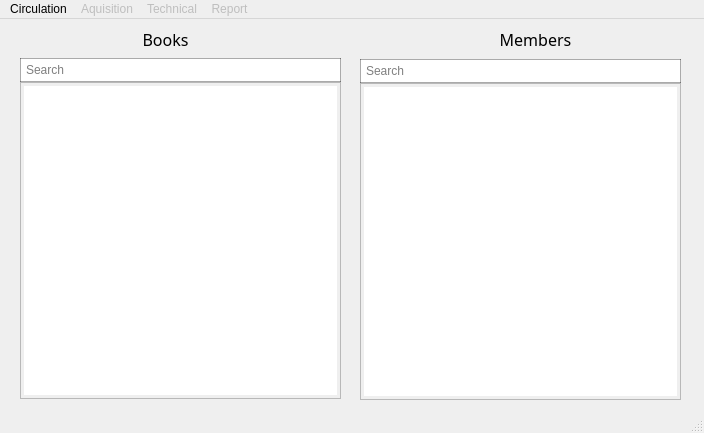
This is res/main.ui in ghss-vazhakkad/Library-Management-System as Qt 5 draws it before an edit. The edited form follows.
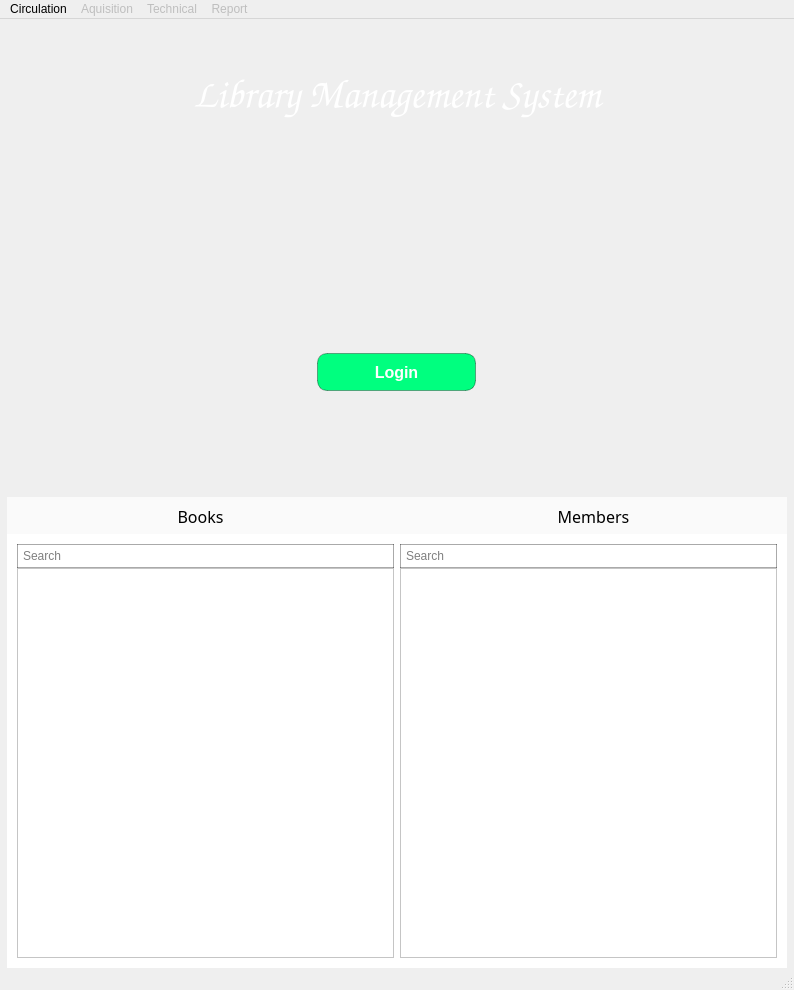
This is the edited form. Icons and pictures are not drawn.

What changed in the file:
```diff
--- a/res/main.ui
+++ b/res/main.ui
@@ -6,10 +6,16 @@
    <rect>
     <x>0</x>
     <y>0</y>
-    <width>704</width>
-    <height>433</height>
+    <width>794</width>
+    <height>990</height>
    </rect>
   </property>
+  <property name="sizePolicy">
+   <sizepolicy hsizetype="Preferred" vsizetype="Preferred">
+    <horstretch>0</horstretch>
+    <verstretch>0</verstretch>
+   </sizepolicy>
+  </property>
   <property name="windowTitle">
    <string>Library Management System</string>
   </property>
@@ -18,19 +24,208 @@
     <normaloff>:/icon/icon.png</normaloff>:/icon/icon.png</iconset>
   </property>
   <property name="styleSheet">
-   <string notr="true">text-align:center;
-</string>
+   <string notr="true"/>
+  </property>
+  <property name="windowFilePath">
+   <string/>
+  </property>
+  <property name="tabShape">
+   <enum>QTabWidget::Rounded</enum>
   </property>
   <widget class="QWidget" name="centralwidget">
+   <property name="sizePolicy">
+    <sizepolicy hsizetype="Preferred" vsizetype="Preferred">
+     <horstretch>0</horstretch>
+     <verstretch>0</verstretch>
+    </sizepolicy>
+   </property>
+   <property name="layoutDirection">
+    <enum>Qt::LeftToRight</enum>
+   </property>
+   <property name="styleSheet">
+    <string notr="true"/>
+   </property>
+   <layout class="QVBoxLayout" name="verticalLayout_4">
+    <property name="spacing">
+     <number>6</number>
+    </property>
+    <property name="sizeConstraint">
+     <enum>QLayout::SetDefaultConstraint</enum>
+    </property>
+    <property name="leftMargin">
+     <number>0</number>
+    </property>
+    <property name="topMargin">
+     <number>0</number>
+    </property>
+    <property name="rightMargin">
+     <number>0</number>
+    </property>
+    <property name="bottomMargin">
+     <number>0</number>
+    </property>
+    <item alignment="Qt::AlignHCenter|Qt::AlignVCenter">
+     <widget class="QWidget" name="lig" native="true">
+      <property name="sizePolicy">
+       <sizepolicy hsizetype="Preferred" vsizetype="Preferred">
+        <horstretch>0</horstretch>
+        <verstretch>0</verstretch>
+       </sizepolicy>
+      </property>
+      <property name="minimumSize">
+       <size>
+        <width>780</width>
+        <height>471</height>
+       </size>
+      </property>
+      <layout class="QVBoxLayout" name="Login">
+       <property name="spacing">
+        <number>0</number>
+       </property>
+       <property name="leftMargin">
+        <number>0</number>
+       </property>
+       <property name="topMargin">
+        <number>0</number>
+       </property>
+       <property name="rightMargin">
+        <number>0</number>
+       </property>
+       <property name="bottomMargin">
+        <number>0</number>
+       </property>
+       <item alignment="Qt::AlignTop">
+        <widget class="QLabel" name="label_3">
+         <property name="sizePolicy">
+          <sizepolicy hsizetype="Preferred" vsizetype="Preferred">
+           <horstretch>0</horstretch>
+           <verstretch>0</verstretch>
+          </sizepolicy>
+         </property>
+         <property name="minimumSize">
+          <size>
+           <width>0</width>
+           <height>150</height>
+          </size>
+         </property>
+         <property name="maximumSize">
+          <size>
+           <width>16777215</width>
+           <height>299</height>
+          </size>
+         </property>
+         <property name="font">
+          <font>
+           <family>Comic Sans MS</family>
+           <pointsize>30</pointsize>
+           <weight>75</weight>
+           <bold>true</bold>
+          </font>
+         </property>
+         <property name="styleSheet">
+          <string notr="true">font-size:30pt;
+font-weight:bold;
+color:#ffffff;
+</string>
+         </property>
+         <property name="text">
+          <string>Library Management System</string>
+         </property>
+         <property name="alignment">
+          <set>Qt::AlignCenter</set>
+         </property>
+        </widget>
+       </item>
+       <item alignment="Qt::AlignHCenter|Qt::AlignVCenter">
+        <widget class="QPushButton" name="loginBtn">
+         <property name="sizePolicy">
+          <sizepolicy hsizetype="Fixed" vsizetype="Fixed">
+           <horstretch>0</horstretch>
+           <verstretch>0</verstretch>
+          </sizepolicy>
+         </property>
+         <property name="minimumSize">
+          <size>
+           <width>159</width>
+           <height>38</height>
+          </size>
+         </property>
+         <property name="styleSheet">
+          <string notr="true">#loginBtn{
+	border-radius:10px;
+	background:rgb(0, 255, 127);
+	font-size:12pt;
+	border:1px solid #55000000;
+	text-transform:uppercase;
+	font-weight:bold;
+	color:#fff;
+}
+#loginBtn:hover{
+	
+	background:rgb(0, 215, 87);
+}</string>
+         </property>
+         <property name="text">
+          <string>Login</string>
+         </property>
+        </widget>
+       </item>
+      </layout>
+     </widget>
+    </item>
+    <item alignment="Qt::AlignHCenter">
+     <widget class="QWidget" name="ciec" native="true">
+      <property name="enabled">
+       <bool>true</bool>
+      </property>
+      <property name="minimumSize">
+       <size>
+        <width>780</width>
+        <height>471</height>
+       </size>
+      </property>
+      <property name="maximumSize">
+       <size>
+        <width>780</width>
+        <height>471</height>
+       </size>
+      </property>
+      <property name="styleSheet">
+       <string notr="true">background:#aaffffff;</string>
+      </property>
+      <layout class="QVBoxLayout" name="verticalLayout_3">
+       <property name="leftMargin">
+        <number>0</number>
+       </property>
+       <property name="topMargin">
+        <number>0</number>
+       </property>
+       <property name="rightMargin">
+        <number>0</number>
+       </property>
+       <property name="bottomMargin">
+        <number>0</number>
+       </property>
+       <item>
+        <widget class="QWidget" name="lst2" native="true">
+         <property name="styleSheet">
+          <string notr="true">background:#00000000;</string>
+         </property>
+         <layout class="QHBoxLayout" name="horizontalLayout">
+          <property name="leftMargin">
+           <number>0</number>
+          </property>
+          <property name="topMargin">
+           <number>8</number>
+          </property>
+          <property name="rightMargin">
+           <number>0</number>
+          </property>
+          <property name="bottomMargin">
+           <number>0</number>
+          </property>
+          <item>
    <widget class="QLabel" name="label">
-    <property name="geometry">
-     <rect>
-      <x>130</x>
-      <y>0</y>
-      <width>71</width>
-      <height>41</height>
-     </rect>
-    </property>
     <property name="font">
      <font>
       <family>Quicksand Medium</family>
@@ -47,15 +242,9 @@
      <set>Qt::AlignCenter</set>
     </property>
    </widget>
+          </item>
+          <item>
    <widget class="QLabel" name="label_2">
-    <property name="geometry">
-     <rect>
-      <x>500</x>
-      <y>0</y>
-      <width>71</width>
-      <height>41</height>
-     </rect>
-    </property>
     <property name="font">
      <font>
       <family>Quicksand Medium</family>
@@ -72,15 +261,29 @@
      <set>Qt::AlignCenter</set>
     </property>
    </widget>
-   <widget class="QWidget" name="verticalLayoutWidget">
-    <property name="geometry">
-     <rect>
-      <x>20</x>
-      <y>39</y>
-      <width>321</width>
-      <height>341</height>
-     </rect>
-    </property>
+          </item>
+         </layout>
+        </widget>
+       </item>
+       <item>
+        <widget class="QWidget" name="Lst" native="true">
+         <property name="styleSheet">
+          <string notr="true">background:#ffffff;</string>
+         </property>
+         <layout class="QHBoxLayout" name="horizontalLayout_2">
+          <property name="leftMargin">
+           <number>10</number>
+          </property>
+          <property name="topMargin">
+           <number>10</number>
+          </property>
+          <property name="rightMargin">
+           <number>10</number>
+          </property>
+          <property name="bottomMargin">
+           <number>10</number>
+          </property>
+          <item>
     <layout class="QVBoxLayout" name="verticalLayout">
      <property name="spacing">
       <number>0</number>
@@ -104,16 +307,8 @@
       </widget>
      </item>
     </layout>
-   </widget>
-   <widget class="QWidget" name="verticalLayoutWidget_2">
-    <property name="geometry">
-     <rect>
-      <x>360</x>
-      <y>40</y>
-      <width>321</width>
-      <height>341</height>
-     </rect>
-    </property>
+          </item>
+          <item>
     <layout class="QVBoxLayout" name="verticalLayout_2">
      <property name="spacing">
       <number>0</number>
@@ -137,14 +332,21 @@
       </widget>
      </item>
     </layout>
-   </widget>
+          </item>
+         </layout>
+        </widget>
+       </item>
+      </layout>
+     </widget>
+    </item>
+   </layout>
   </widget>
   <widget class="QMenuBar" name="menubar">
    <property name="geometry">
     <rect>
      <x>0</x>
      <y>0</y>
-     <width>704</width>
+     <width>794</width>
      <height>20</height>
     </rect>
    </property>
```
Left out of the diff: 1 changed line with no effect on the pictures. Lines whose indentation alone changed are shown as unchanged.
